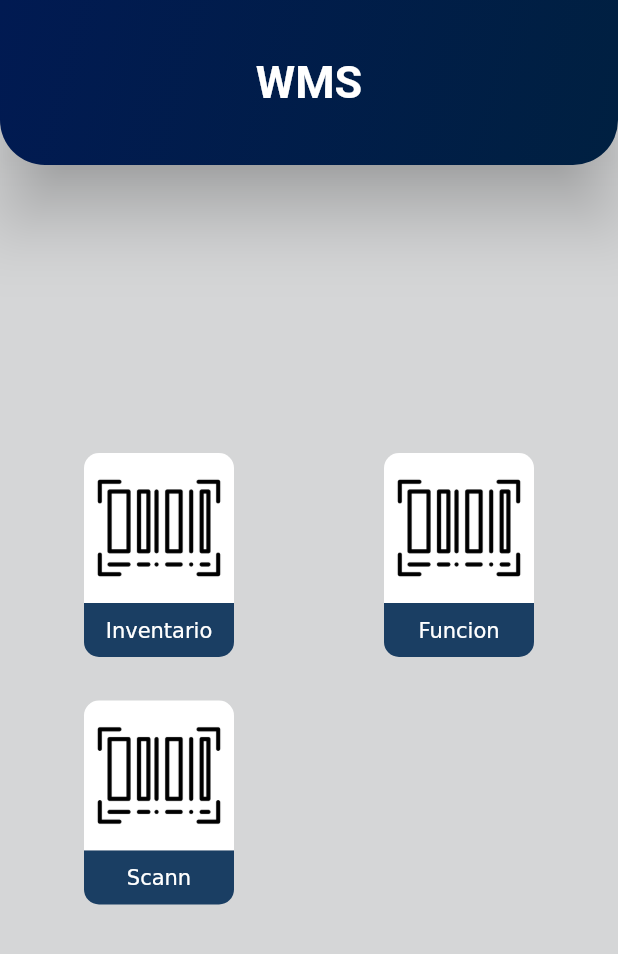
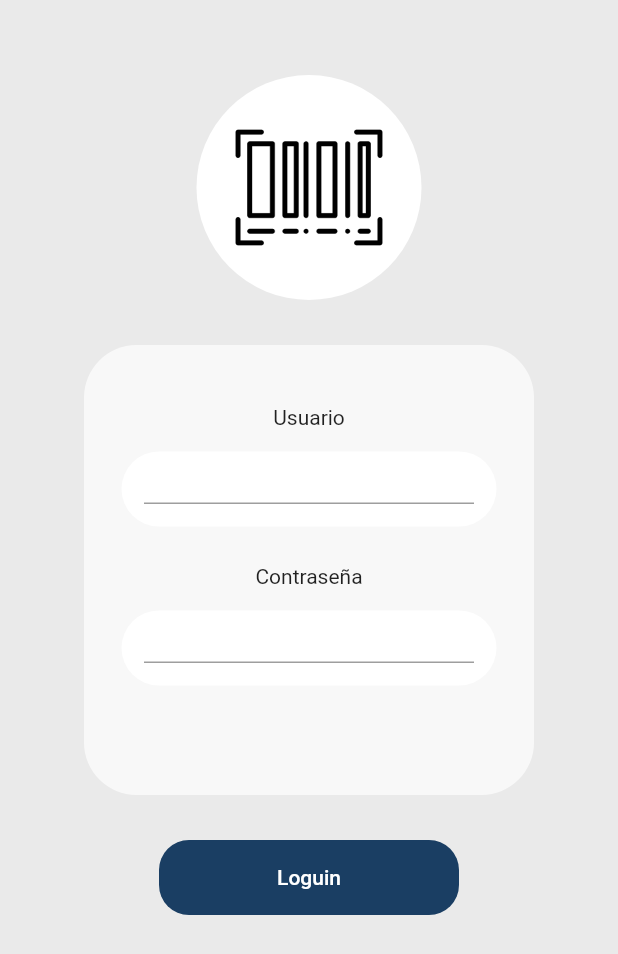
Before and after one commit to david12may/WMS, a Flutter app: the screen it shows after launch, on a phone screen of 412 x 824 dp. Shown: the top 954 px of the screen. Run offline on Flutter 3.47's test engine with Material 2 defaults, Android fonts, the phone set to English and light mode, and no system bars; missing offline and left inert: flutter_barcode_scanner.

Commit message:
App Inventario

```diff
--- /dev/null
+++ b/wms/lib/loguin.dart
@@ -0,0 +1,132 @@
+import 'package:flutter/material.dart';
+import 'package:wms/principal.dart';
+
+class Inicio extends StatefulWidget {
+  const Inicio({Key? key}) : super(key: key);
+
+  @override
+  State<Inicio> createState() => _InicioState();
+}
+
+class _InicioState extends State<Inicio> {
+  @override
+  Widget build(BuildContext context) {
+    return Scaffold(
+      backgroundColor: Color.fromARGB(255, 234, 234, 234),
+      body: ListView(
+        children: [
+          Center(
+            child: Padding(
+              padding: const EdgeInsets.symmetric(vertical: 50, horizontal: 20),
+              child: Container(
+                  child: Center(
+                child: Column(
+                  children: [
+                    Container(
+                      height: 150,
+                      width: 150,
+                      decoration: BoxDecoration(
+                          borderRadius: BorderRadius.circular(75),
+                          color: Colors.white),
+                      child: Padding(
+                        padding: const EdgeInsets.all(15.0),
+                        child: Image.asset(
+                          'assets/codigo.png',
+                        ),
+                      ),
+                    ),
+                    SizedBox(
+                      height: 30,
+                    ),
+                    Container(
+                      width: 300,
+                      height: 300,
+                      decoration: BoxDecoration(
+                          borderRadius: BorderRadius.circular(35),
+                          color: Color.fromARGB(174, 255, 255, 255)),
+                      child: Padding(
+                        padding: const EdgeInsets.symmetric(vertical: 40),
+                        child: Column(
+                          children: [
+                            Container(
+                              child: Text("Usuario"),
+                            ),
+                            SizedBox(
+                              height: 15,
+                            ),
+                            Container(
+                              decoration: BoxDecoration(
+                                borderRadius: BorderRadius.circular(100),
+                                color: Colors.white,
+                              ),
+                              height: 50,
+                              width: 250,
+                              child: Center(
+                                  child: Padding(
+                                padding: const EdgeInsets.all(15.0),
+                                child: TextField(),
+                              )),
+                            ),
+                            SizedBox(
+                              height: 25,
+                            ),
+                            Container(
+                              child: Text("Contraseña"),
+                            ),
+                            SizedBox(
+                              height: 15,
+                            ),
+                            Container(
+                              decoration: BoxDecoration(
+                                borderRadius: BorderRadius.circular(100),
+                                color: Colors.white,
+                              ),
+                              height: 50,
+                              width: 250,
+                              child: Center(
+                                  child: Padding(
+                                padding: const EdgeInsets.all(15.0),
+                                child: TextField(),
+                              )),
+                            ),
+                          ],
+                        ),
+                      ),
+                    ),
+                    SizedBox(
+                      height: 30,
+                    ),
+                    Container(
+                      height: 50,
+                      width: 200,
+                      decoration: BoxDecoration(
+                        borderRadius: BorderRadius.circular(20),
+                        color: Color.fromARGB(255, 26, 62, 99),
+                      ),
+                      child: TextButton(
+                        onPressed: () {
+                          _principal(context);
+                        },
+                        child: Text(
+                          "Loguin",
+                          style: TextStyle(color: Colors.white),
+                        ),
+                      ),
+                    ),
+                  ],
+                ),
+              )),
+            ),
+          ),
+        ],
+      ),
+    );
+  }
+}
+
+void _principal(BuildContext context) {
+  Navigator.push(
+    context,
+    MaterialPageRoute(builder: (context) => Principal()),
+  );
+}
--- a/wms/lib/main.dart
+++ b/wms/lib/main.dart
@@ -1,5 +1,7 @@
 import 'package:flutter/material.dart';
 import 'package:wms/principal.dart';
+
+import 'loguin.dart';
 
 void main() {
   runApp(const MyApp());
@@ -13,7 +15,7 @@ class MyApp extends StatelessWidget {
     return MaterialApp(
       debugShowCheckedModeBanner: false,
       title: 'Flutter Demo',
-      home: Principal(),
+      home: Inicio(),
     );
   }
 }
--- a/wms/lib/principal.dart
+++ b/wms/lib/principal.dart
@@ -51,7 +51,7 @@ class _PrincipalState extends State<Principal> {
       body: Center(
         child: Container(
           height: 450,
-          width: 320,
+          width: 250,
           child: Padding(
             padding: const EdgeInsets.symmetric(vertical: 60),
             child: Column(
@@ -105,6 +105,9 @@ class _PrincipalState extends State<Principal> {
                                       text: TextSpan(
                                         children: [
                                           TextSpan(
+                                            style: TextStyle(
+                                              fontWeight: FontWeight.bold,
+                                            ),
                                             text: "Inventario",
                                           ),
                                         ],
@@ -168,6 +171,9 @@ class _PrincipalState extends State<Principal> {
                                       text: TextSpan(
                                         children: [
                                           TextSpan(
+                                            style: TextStyle(
+                                              fontWeight: FontWeight.bold,
+                                            ),
                                             text: "Funcion",
                                           ),
                                         ],
@@ -236,6 +242,9 @@ class _PrincipalState extends State<Principal> {
                                         text: TextSpan(
                                           children: [
                                             TextSpan(
+                                              style: TextStyle(
+                                                fontWeight: FontWeight.bold,
+                                              ),
                                               text: "Scann",
                                             ),
                                           ],
--- a/wms/lib/scann.dart
+++ b/wms/lib/scann.dart
@@ -28,11 +28,20 @@ class _ScannState extends State<Scann> {
   @override
   Widget build(BuildContext context) {
     return Scaffold(
+      backgroundColor: Color.fromARGB(255, 213, 214, 215),
       appBar: AppBar(
+        backgroundColor: Color.fromARGB(255, 72, 91, 133),
+        elevation: 5,
+        centerTitle: true,
         title: Text('Retrieve Text Input'),
       ),
       body: Padding(
         padding: const EdgeInsets.all(16.0),
+        child: Center(
+          child: Container(
+            height: 320,
+            width: 250,
+            decoration: BoxDecoration(color: Colors.white),
             child: Column(
               children: <Widget>[
                 TextField(
@@ -46,6 +55,8 @@ class _ScannState extends State<Scann> {
               ],
             ),
           ),
+        ),
+      ),
     );
   }
 }
--- a/wms/pubspec.yaml
+++ b/wms/pubspec.yaml
@@ -31,6 +31,11 @@ dependencies:
     sdk: flutter
   flutter_barcode_scanner: ^2.0.0
   sqflite: ^1.1.6
+  path: ^1.8.1
+  path_provider: ^2.0.11
+  http: ^0.13.5
+
+  get: ^4.6.5
 
 
 
```
Also changed, not shown: wms/pubspec.lock, 2 other files. Lines whose indentation alone changed are shown as unchanged.
